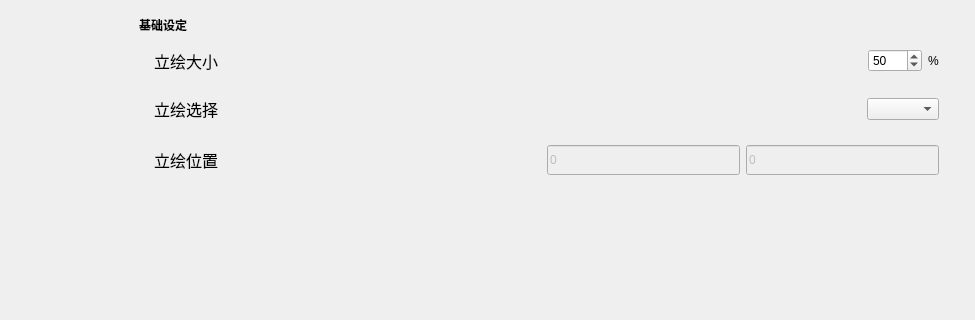
Zao-chen/ZcChat, file mainwindow.ui: the form before one commit; both pictures show x 148 to 1123 and y 95 to 415 of the 1123 by 759 pixel window.
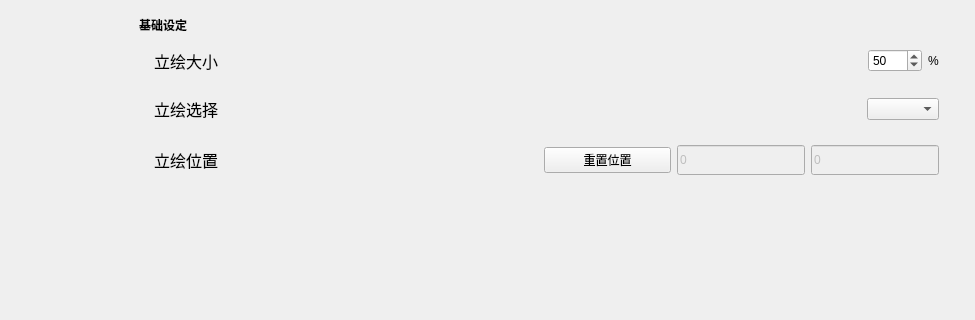
The form after the commit. The open tabs and pages were chosen to show the change. Custom widgets are drawn as their Qt base class.

Commit message: [feat] Close #13 新增重置立绘按钮

The edit to the form file:
```diff
--- a/mainwindow.ui
+++ b/mainwindow.ui
@@ -311,7 +311,7 @@
            </item>
            <item>
             <widget class="ElaScrollPageArea" name="widget_10" native="true">
-             <layout class="QHBoxLayout" name="horizontalLayout_11" stretch="2,1,1">
+             <layout class="QHBoxLayout" name="horizontalLayout_11" stretch="3,1,1,1">
               <property name="leftMargin">
                <number>15</number>
               </property>
@@ -330,6 +330,13 @@
                 </property>
                </widget>
               </item>
+              <item>
+               <widget class="ElaPushButton" name="pushButton_reset">
+                <property name="text">
+                 <string>重置位置</string>
+                </property>
+               </widget>
+              </item>
               <item>
                <widget class="ElaLineEdit" name="lineEdit_tachi_location_x">
                 <property name="enabled">
@@ -1294,6 +1301,11 @@
    <extends>QComboBox</extends>
    <header location="global">elacombobox.h</header>
   </customwidget>
+  <customwidget>
+   <class>ElaPushButton</class>
+   <extends>QPushButton</extends>
+   <header location="global">elapushbutton.h</header>
+  </customwidget>
  </customwidgets>
  <resources/>
  <connections/>
```
Left out of the diff: 2 changed lines with no effect on the pictures. The commit also changes 4 other files.
